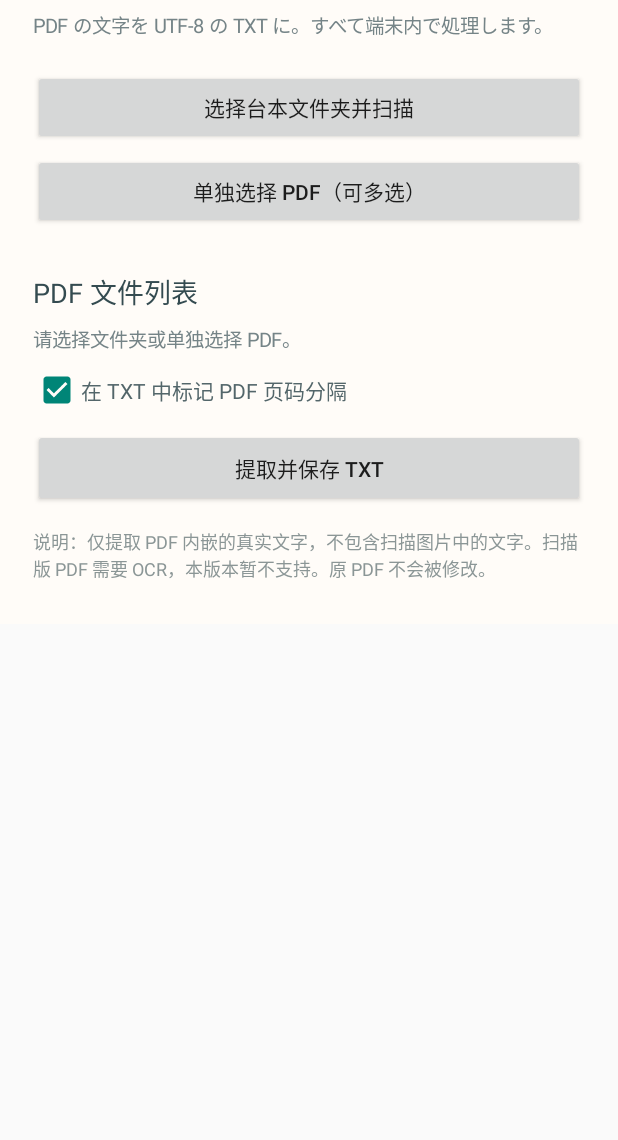
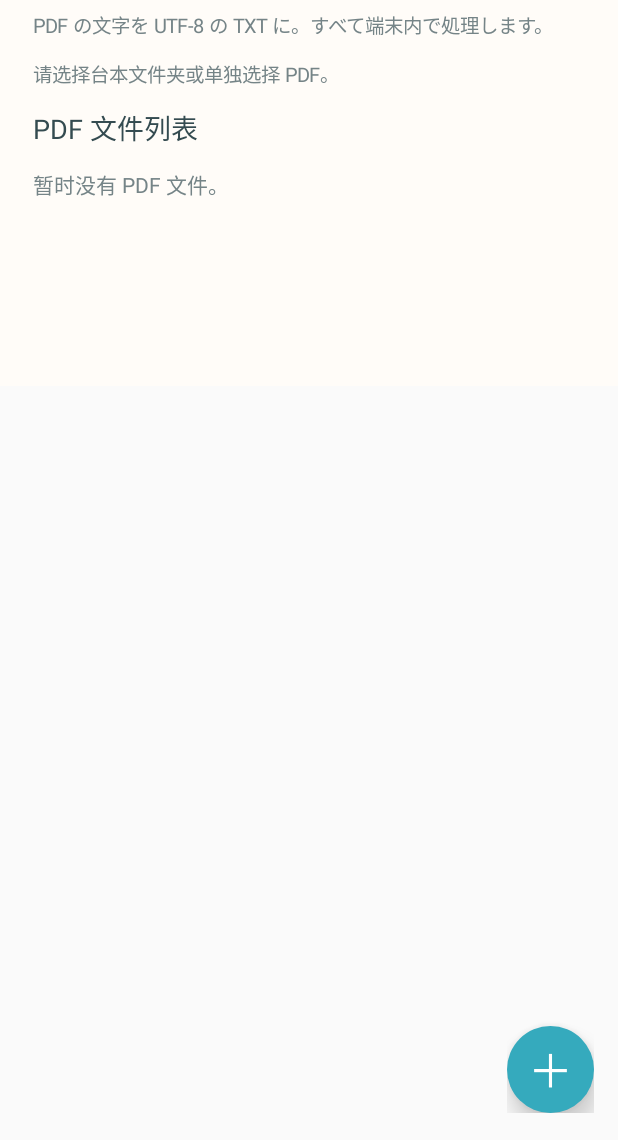
Before and after one commit to wuyueyuluos/pdf-compressor-android, an Android app: the screen it shows after launch (MainActivity), on a phone screen of 412 x 824 dp, the part 96-1236 px from its top. Run offline under Robolectric (Android 15) with nearby library versions, the phone set to English and light mode, and no system bars.

Commit message:
Move extractor actions into expandable floating menu

```diff
--- a/japanese-script-extractor/app/src/main/java/com/bingchen/scripttext/MainActivity.kt
+++ b/japanese-script-extractor/app/src/main/java/com/bingchen/scripttext/MainActivity.kt
@@ -1,13 +1,17 @@
 package com.bingchen.scripttext
 
 import android.content.Intent
+import android.graphics.Typeface
+import android.graphics.drawable.GradientDrawable
 import android.net.Uri
 import android.os.Bundle
 import android.os.Handler
 import android.os.Looper
+import android.view.Gravity
+import android.view.View
 import android.view.ViewGroup
-import android.widget.Button
 import android.widget.CheckBox
+import android.widget.FrameLayout
 import android.widget.LinearLayout
 import android.widget.ScrollView
 import android.widget.TextView
@@ -15,7 +19,6 @@ import android.widget.Toast
 import androidx.activity.ComponentActivity
 import androidx.activity.result.contract.ActivityResultContracts
 import androidx.documentfile.provider.DocumentFile
-import java.io.File
 import java.util.concurrent.Executors
 
 class MainActivity : ComponentActivity() {
@@ -23,13 +26,20 @@ class MainActivity : ComponentActivity() {
     private val executor = Executors.newSingleThreadExecutor()
     private val mainHandler = Handler(Looper.getMainLooper())
     private var treeUri: Uri? = null
-    private val selected = linkedMapOf<String, DocumentFile>()
+    private val allFiles = linkedMapOf<String, DocumentFile>()
+    private val selectedKeys = linkedSetOf<String>()
+    private val filePaths = mutableMapOf<String, String>()
     private var includePageMarkers = true
-    private lateinit var root: LinearLayout
+    private var menuExpanded = false
+
+    private lateinit var scroll: ScrollView
     private lateinit var list: LinearLayout
     private lateinit var status: TextView
-    private lateinit var convertButton: Button
     private lateinit var pageMarkerCheck: CheckBox
+    private lateinit var selectAllLabel: TextView
+    private lateinit var fabMenu: LinearLayout
+    private lateinit var mainFab: TextView
+    private lateinit var convertAction: TextView
 
     private val folderPicker = registerForActivityResult(ActivityResultContracts.OpenDocumentTree()) { uri ->
         if (uri != null) {
@@ -44,8 +54,13 @@ class MainActivity : ComponentActivity() {
             uris.forEach { uri ->
                 try { contentResolver.takePersistableUriPermission(uri, Intent.FLAG_GRANT_READ_URI_PERMISSION) } catch (_: Exception) {}
                 val file = DocumentFile.fromSingleUri(this, uri)
-                if (file != null) selected[uri.toString()] = file
+                if (file != null) {
+                    val key = uri.toString()
+                    allFiles[key] = file
+                    selectedKeys.add(key)
+                }
             }
+            status.text = "已添加 " + uris.size + " 份 PDF，当前选择 " + selectedKeys.size + " 份。"
             renderList()
         }
     }
@@ -63,67 +78,142 @@ class MainActivity : ComponentActivity() {
     }
 
     private fun buildUi() {
-        val scroll = ScrollView(this)
-        root = LinearLayout(this).apply {
+        val frame = FrameLayout(this)
+        scroll = ScrollView(this)
+        val root = LinearLayout(this).apply {
             orientation = LinearLayout.VERTICAL
-            setPadding(dp(22), dp(24), dp(22), dp(28))
+            setPadding(dp(22), dp(24), dp(22), dp(112))
             setBackgroundColor(0xFFFFFCF8.toInt())
         }
         scroll.addView(root)
-        setContentView(scroll)
+        frame.addView(scroll, FrameLayout.LayoutParams(ViewGroup.LayoutParams.MATCH_PARENT, ViewGroup.LayoutParams.MATCH_PARENT))
+        setContentView(frame)
 
         root.addView(TextView(this).apply {
             text = "日文台本提取器"
             textSize = 27f
             setTextColor(0xFF344B50.toInt())
-            typeface = android.graphics.Typeface.DEFAULT_BOLD
+            typeface = Typeface.DEFAULT_BOLD
         })
         root.addView(TextView(this).apply {
             text = "PDF の文字を UTF-8 の TXT に。すべて端末内で処理します。"
             textSize = 13f
             setTextColor(0xFF758487.toInt())
-            setPadding(0, dp(7), 0, dp(20))
+            setPadding(0, dp(7), 0, dp(10))
         })
-        button("选择台本文件夹并扫描") { folderPicker.launch(treeUri) }
-        button("单独选择 PDF（可多选）") { pdfPicker.launch(arrayOf("application/pdf")) }
-
+        status = TextView(this).apply {
+            text = "请选择台本文件夹或单独选择 PDF。"
+            textSize = 13f
+            setTextColor(0xFF758487.toInt())
+            setPadding(0, dp(3), 0, dp(12))
+        }
+        root.addView(status)
         root.addView(TextView(this).apply {
             text = "PDF 文件列表"
             textSize = 18f
             setTextColor(0xFF344B50.toInt())
-            setPadding(0, dp(22), 0, dp(8))
+            setPadding(0, 0, 0, dp(9))
         })
-        status = TextView(this).apply {
-            text = "请选择文件夹或单独选择 PDF。"
-            textSize = 13f
-            setTextColor(0xFF758487.toInt())
-            setPadding(0, 0, 0, dp(8))
-        }
-        root.addView(status)
         list = LinearLayout(this).apply { orientation = LinearLayout.VERTICAL }
         root.addView(list)
+        renderList()
 
+        fabMenu = LinearLayout(this).apply {
+            orientation = LinearLayout.VERTICAL
+            gravity = Gravity.END
+            visibility = View.GONE
+            setPadding(dp(8), dp(8), dp(8), dp(8))
+        }
+        addMenuAction(fabMenu, "选择台本文件夹并扫描", "▣") { folderPicker.launch(treeUri) }
+        addMenuAction(fabMenu, "单独选择 PDF（可多选）", "＋") { pdfPicker.launch(arrayOf("application/pdf")) }
+
+        val markerRow = LinearLayout(this).apply {
+            orientation = LinearLayout.HORIZONTAL
+            gravity = Gravity.CENTER_VERTICAL
+            setPadding(dp(12), dp(5), dp(10), dp(5))
+            background = rounded(0xFFFFFCF8.toInt(), 20)
+            isClickable = true
+            isFocusable = true
+            setOnClickListener { pageMarkerCheck.isChecked = !pageMarkerCheck.isChecked }
+        }
         pageMarkerCheck = CheckBox(this).apply {
-            text = "在 TXT 中标记 PDF 页码分隔"
             isChecked = true
-            setTextColor(0xFF53666A.toInt())
+            buttonTintList = android.content.res.ColorStateList.valueOf(0xFF269EAA.toInt())
             setOnCheckedChangeListener { _, checked -> includePageMarkers = checked }
         }
-        root.addView(pageMarkerCheck)
-        convertButton = Button(this).apply {
-            text = "提取并保存 TXT"
-            isAllCaps = false
-            setOnClickListener { convertSelected() }
+        markerRow.addView(pageMarkerCheck)
+        markerRow.addView(TextView(this).apply {
+            text = "在 TXT 中标记 PDF 页码分隔"
+            textSize = 13f
+            setTextColor(0xFF344B50.toInt())
+        })
+        fabMenu.addView(markerRow)
+        selectAllLabel = addMenuAction(fabMenu, "全选", "☑") { toggleSelectAll() }
+        addMenuAction(fabMenu, "回顶", "↑") { scroll.smoothScrollTo(0, 0) }
+        convertAction = addMenuAction(fabMenu, "提取并保存 TXT", "↓") { convertSelected() }
+
+        mainFab = TextView(this).apply {
+            text = "＋"
+            textSize = 30f
+            gravity = Gravity.CENTER
+            setTextColor(0xFFFFFFFF.toInt())
+            background = rounded(0xFF35AABD.toInt(), 100)
+            elevation = dp(8).toFloat()
+            isClickable = true
+            isFocusable = true
+            setOnClickListener { setMenuExpanded(!menuExpanded) }
         }
-        root.addView(convertButton, LinearLayout.LayoutParams(ViewGroup.LayoutParams.MATCH_PARENT, dp(52)).apply {
-            topMargin = dp(10)
+        val panel = LinearLayout(this).apply {
+            orientation = LinearLayout.VERTICAL
+            gravity = Gravity.END
+            addView(fabMenu)
+            addView(mainFab, LinearLayout.LayoutParams(dp(58), dp(58)).apply { topMargin = dp(5) })
+        }
+        frame.addView(panel, FrameLayout.LayoutParams(ViewGroup.LayoutParams.WRAP_CONTENT, ViewGroup.LayoutParams.WRAP_CONTENT, Gravity.END or Gravity.BOTTOM).apply {
+            setMargins(0, 0, dp(16), dp(18))
         })
-        root.addView(TextView(this).apply {
-            text = "说明：仅提取 PDF 内嵌的真实文字，不包含扫描图片中的文字。扫描版 PDF 需要 OCR，本版本暂不支持。原 PDF 不会被修改。"
-            textSize = 12f
-            setTextColor(0xFF8B9696.toInt())
-            setPadding(0, dp(14), 0, 0)
-        })
+    }
+
+    private fun addMenuAction(parent: LinearLayout, label: String, symbol: String, action: () -> Unit): TextView {
+        val row = LinearLayout(this).apply {
+            orientation = LinearLayout.HORIZONTAL
+            gravity = Gravity.CENTER_VERTICAL or Gravity.END
+            setPadding(0, dp(3), 0, dp(3))
+        }
+        val text = TextView(this).apply {
+            this.text = label
+            textSize = 13f
+            setTextColor(0xFF344B50.toInt())
+            setPadding(dp(12), dp(9), dp(12), dp(9))
+            background = rounded(0xFFFFFCF8.toInt(), 20)
+            elevation = dp(3).toFloat()
+            isClickable = true
+            isFocusable = true
+            setOnClickListener { action() }
+        }
+        val icon = TextView(this).apply {
+            this.text = symbol
+            textSize = 21f
+            gravity = Gravity.CENTER
+            setTextColor(0xFFFFFFFF.toInt())
+            background = rounded(0xFF35AABD.toInt(), 100)
+            elevation = dp(4).toFloat()
+        }
+        row.addView(text)
+        row.addView(icon, LinearLayout.LayoutParams(dp(44), dp(44)).apply { leftMargin = dp(9) })
+        parent.addView(row)
+        return text
+    }
+
+    private fun setMenuExpanded(expanded: Boolean) {
+        menuExpanded = expanded
+        fabMenu.visibility = if (expanded) View.VISIBLE else View.GONE
+        mainFab.text = if (expanded) "×" else "＋"
+    }
+
+    private fun rounded(color: Int, radius: Int): GradientDrawable = GradientDrawable().apply {
+        setColor(color)
+        cornerRadius = dp(radius).toFloat()
     }
 
     private fun scanFolder() {
@@ -136,48 +226,63 @@ class MainActivity : ComponentActivity() {
                 fun walk(dir: DocumentFile, path: String) {
                     dir.listFiles().forEach { file ->
                         val name = file.name ?: "未命名文件"
-                        val next = "$path/$name"
+                        val next = path + "/" + name
                         if (file.isDirectory) walk(file, next)
                         else if (name.endsWith(".pdf", ignoreCase = true)) found.add(file to next)
                     }
                 }
                 walk(tree, tree.name ?: "已选文件夹")
                 mainHandler.post {
-                    selected.clear()
-                    found.forEach { selected[it.first.uri.toString()] = it.first }
-                    status.text = "扫描完成：找到 ${found.size} 份 PDF。勾选需要提取的文件。"
-                    renderList(found.associate { it.first.uri.toString() to it.second })
+                    allFiles.clear()
+                    selectedKeys.clear()
+                    filePaths.clear()
+                    found.forEach {
+                        val key = it.first.uri.toString()
+                        allFiles[key] = it.first
+                        selectedKeys.add(key)
+                        filePaths[key] = it.second
+                    }
+                    status.text = "扫描完成：找到 " + found.size + " 份 PDF，已全部勾选。"
+                    updateSelectAllLabel()
+                    renderList()
                 }
             } catch (e: Exception) {
-                mainHandler.post { status.text = "扫描失败：${e.message}" }
+                mainHandler.post { status.text = "扫描失败：" + (e.message ?: "未知错误") }
             }
         }
     }
 
-    private fun renderList(paths: Map<String, String> = emptyMap()) {
+    private fun renderList() {
         list.removeAllViews()
-        if (selected.isEmpty()) {
-            list.addView(TextView(this).apply { text = "暂时没有 PDF 文件。"; setTextColor(0xFF758487.toInt()) })
+        if (allFiles.isEmpty()) {
+            list.addView(TextView(this).apply {
+                text = "暂时没有 PDF 文件。"
+                setTextColor(0xFF758487.toInt())
+                setPadding(0, dp(5), 0, dp(12))
+            })
+            updateSelectAllLabel()
             return
         }
-        selected.forEach { (key, file) ->
+        allFiles.forEach { (key, file) ->
             val row = LinearLayout(this).apply {
                 orientation = LinearLayout.HORIZONTAL
+                gravity = Gravity.CENTER_VERTICAL
                 setPadding(dp(10), dp(8), dp(10), dp(8))
-                setBackgroundColor(0xFFF3F0E9.toInt())
+                background = rounded(0xFFF3F0E9.toInt(), 12)
             }
             val check = CheckBox(this).apply {
                 text = file.name ?: "未命名 PDF"
-                isChecked = true
+                isChecked = selectedKeys.contains(key)
                 setTextColor(0xFF344B50.toInt())
+                buttonTintList = android.content.res.ColorStateList.valueOf(0xFF269EAA.toInt())
                 setOnCheckedChangeListener { _, checked ->
-                    if (checked) selected[key] = file else selected.remove(key)
-                    status.text = "已选择 ${selected.size} 份 PDF。"
+                    if (checked) selectedKeys.add(key) else selectedKeys.remove(key)
+                    status.text = "已选择 " + selectedKeys.size + " / " + allFiles.size + " 份 PDF。"
+                    updateSelectAllLabel()
                 }
             }
             row.addView(check, LinearLayout.LayoutParams(0, ViewGroup.LayoutParams.WRAP_CONTENT, 1f))
-            val path = paths[key]
-            if (path != null) {
+            filePaths[key]?.let { path ->
                 row.addView(TextView(this).apply {
                     text = path
                     textSize = 10f
@@ -189,10 +294,27 @@ class MainActivity : ComponentActivity() {
                 bottomMargin = dp(6)
             })
         }
+        updateSelectAllLabel()
+    }
+
+    private fun toggleSelectAll() {
+        if (allFiles.isEmpty()) {
+            Toast.makeText(this, "当前没有 PDF 文件。", Toast.LENGTH_SHORT).show()
+            return
+        }
+        if (selectedKeys.size == allFiles.size) selectedKeys.clear() else selectedKeys.addAll(allFiles.keys)
+        status.text = if (selectedKeys.isEmpty()) "已取消全部选择。" else "已选择全部 " + selectedKeys.size + " 份 PDF。"
+        renderList()
+    }
+
+    private fun updateSelectAllLabel() {
+        if (::selectAllLabel.isInitialized) {
+            selectAllLabel.text = if (allFiles.isNotEmpty() && selectedKeys.size == allFiles.size) "取消全选" else "全选"
+        }
     }
 
     private fun convertSelected() {
-        val files = selected.values.toList()
+        val files = selectedKeys.mapNotNull { allFiles[it] }
         if (files.isEmpty()) {
             Toast.makeText(this, "请先选择 PDF 文件。", Toast.LENGTH_SHORT).show()
             return
@@ -202,7 +324,7 @@ class MainActivity : ComponentActivity() {
             Toast.makeText(this, "请先选择一个输出文件夹。", Toast.LENGTH_LONG).show()
             return
         }
-        convertButton.isEnabled = false
+        convertAction.isEnabled = false
         status.text = "正在提取文字，请稍候……"
         val markers = includePageMarkers
         executor.execute {
@@ -223,10 +345,10 @@ class MainActivity : ComponentActivity() {
                             noText++
                         } else {
                             val base = name.substringBeforeLast('.', name)
-                            var outputName = "$base.txt"
+                            var outputName = base + ".txt"
                             var suffix = 2
                             while (outputDir.findFile(outputName) != null) {
-                                outputName = "$base($suffix).txt"
+                                outputName = base + "(" + suffix + ").txt"
                                 suffix++
                             }
                             val target = outputDir.createFile("text/plain", outputName)
@@ -242,37 +364,30 @@ class MainActivity : ComponentActivity() {
                             success++
                         }
                     } catch (e: Exception) {
-                        failures.add("$name：${e.message ?: "转换失败"}")
+                        failures.add(name + "：" + (e.message ?: "转换失败"))
                     }
                 }
                 mainHandler.post {
                     val detail = buildString {
-                        append("完成：成功生成 ${success} 份 TXT。")
-                        if (noText > 0) append("\n${noText} 份 PDF 未提取到文字（可能是扫描图片）。")
-                        if (failures.isNotEmpty()) append("\n失败：${failures.joinToString("；")}")
+                        append("完成：成功生成 " + success + " 份 TXT。")
+                        if (noText > 0) append("\n" + noText + " 份 PDF 未提取到文字（可能是扫描图片）。")
+                        if (failures.isNotEmpty()) append("\n失败：" + failures.joinToString("；"))
                         append("\n保存位置：台本TXT 文件夹。")
                     }
                     status.text = detail
-                    convertButton.isEnabled = true
+                    convertAction.isEnabled = true
+                    setMenuExpanded(false)
+                    scroll.smoothScrollTo(0, 0)
                 }
             } catch (e: Exception) {
                 mainHandler.post {
-                    status.text = "处理失败：${e.message ?: "未知错误"}"
-                    convertButton.isEnabled = true
+                    status.text = "处理失败：" + (e.message ?: "未知错误")
+                    convertAction.isEnabled = true
+                    scroll.smoothScrollTo(0, 0)
                 }
             }
         }
     }
 
-    private fun button(label: String, action: () -> Unit) {
-        root.addView(Button(this).apply {
-            text = label
-            isAllCaps = false
-            setOnClickListener { action() }
-        }, LinearLayout.LayoutParams(ViewGroup.LayoutParams.MATCH_PARENT, dp(50)).apply {
-            bottomMargin = dp(6)
-        })
-    }
-
     private fun dp(value: Int): Int = (value * resources.displayMetrics.density).toInt()
 }
```
